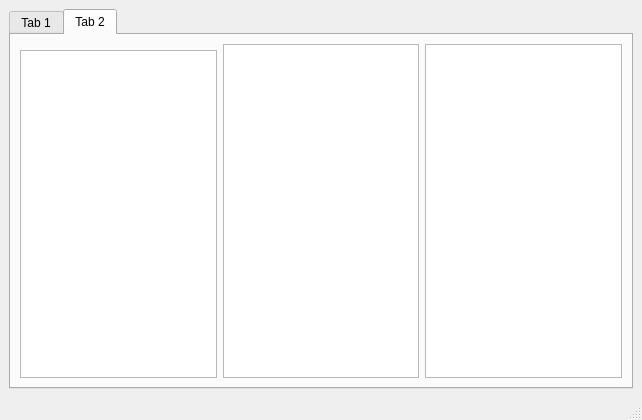
First picture: the form in src/mainwindow.ui, repository alexonemore/atc, before the edit.
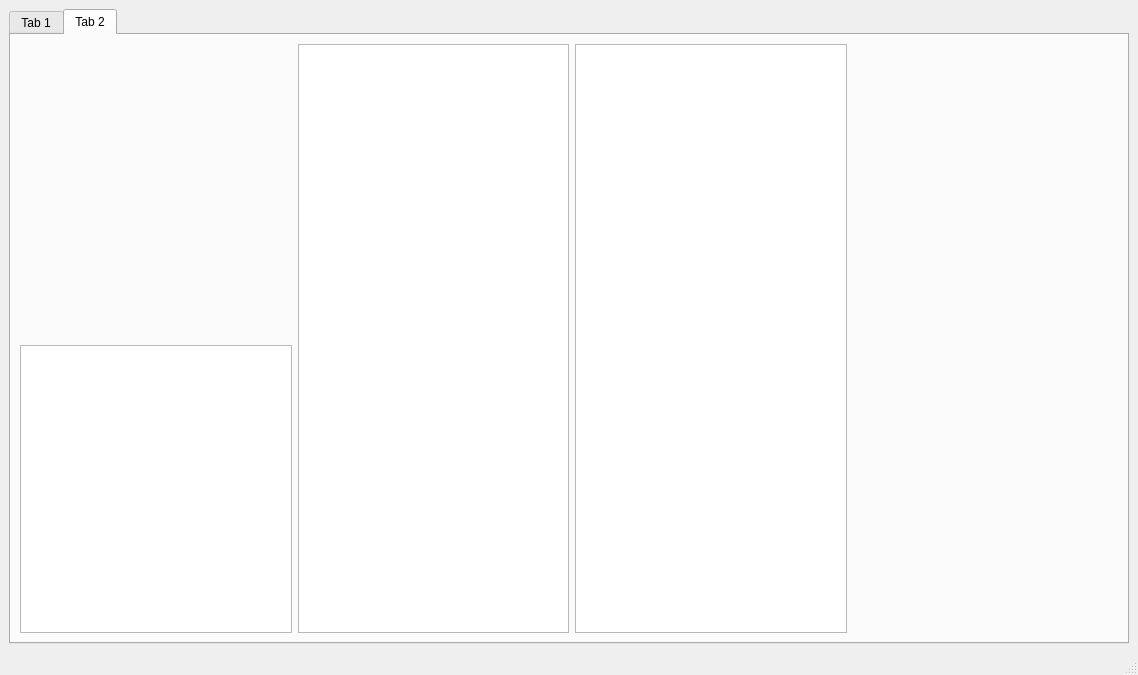
Second picture: the form after the edit. Custom widgets are drawn as their Qt base class.

Patch:
```diff
--- a/src/mainwindow.ui
+++ b/src/mainwindow.ui
@@ -6,8 +6,8 @@
    <rect>
     <x>0</x>
     <y>0</y>
-    <width>642</width>
-    <height>420</height>
+    <width>1138</width>
+    <height>675</height>
    </rect>
   </property>
   <property name="windowTitle">
@@ -278,18 +278,35 @@
        <layout class="QHBoxLayout" name="horizontalLayout_4">
         <item>
          <layout class="QVBoxLayout" name="verticalLayout_10">
+          <item>
+           <widget class="PeriodicTable" name="widget_2" native="true">
+            <property name="sizePolicy">
+             <sizepolicy hsizetype="Preferred" vsizetype="Preferred">
+              <horstretch>0</horstretch>
+              <verstretch>1</verstretch>
+             </sizepolicy>
+            </property>
+           </widget>
+          </item>
           <item>
            <widget class="CalculationParameters" name="widget" native="true">
             <property name="sizePolicy">
              <sizepolicy hsizetype="Preferred" vsizetype="Preferred">
               <horstretch>0</horstretch>
-              <verstretch>0</verstretch>
+              <verstretch>1</verstretch>
              </sizepolicy>
             </property>
            </widget>
           </item>
           <item>
-           <widget class="QTextEdit" name="textEdit_3"/>
+           <widget class="QTextEdit" name="textEdit_3">
+            <property name="sizePolicy">
+             <sizepolicy hsizetype="Expanding" vsizetype="Expanding">
+              <horstretch>0</horstretch>
+              <verstretch>2</verstretch>
+             </sizepolicy>
+            </property>
+           </widget>
           </item>
          </layout>
         </item>
@@ -355,6 +372,12 @@
    <header>calculationparameters.h</header>
    <container>1</container>
   </customwidget>
+  <customwidget>
+   <class>PeriodicTable</class>
+   <extends>QWidget</extends>
+   <header>periodictable.h</header>
+   <container>1</container>
+  </customwidget>
  </customwidgets>
  <resources/>
  <connections/>
```
Left out of the diff: 2 changed lines with no effect on the pictures.
